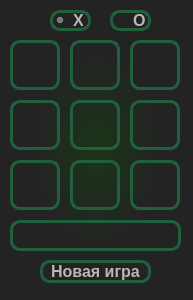
Qt form TicTacToe_dark.ui (Kimiroshi/Cupol) before a commit.
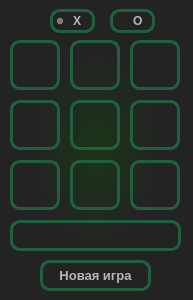
The same form after that commit.

What changed in the file:
```diff
--- a/TicTacToe_dark.ui
+++ b/TicTacToe_dark.ui
@@ -20,14 +20,14 @@
    <property name="geometry">
     <rect>
      <x>50</x>
-     <y>10</y>
-     <width>41</width>
-     <height>21</height>
+     <y>9</y>
+     <width>45</width>
+     <height>24</height>
     </rect>
    </property>
    <property name="font">
     <font>
-     <pointsize>12</pointsize>
+     <pointsize>9</pointsize>
      <weight>75</weight>
      <bold>true</bold>
     </font>
@@ -53,14 +53,14 @@
    <property name="geometry">
     <rect>
      <x>110</x>
-     <y>10</y>
-     <width>41</width>
-     <height>21</height>
+     <y>9</y>
+     <width>45</width>
+     <height>24</height>
     </rect>
    </property>
    <property name="font">
     <font>
-     <pointsize>12</pointsize>
+     <pointsize>9</pointsize>
      <weight>75</weight>
      <bold>true</bold>
     </font>
@@ -389,12 +389,12 @@
      <x>40</x>
      <y>260</y>
      <width>111</width>
-     <height>23</height>
+     <height>31</height>
     </rect>
    </property>
    <property name="font">
     <font>
-     <pointsize>12</pointsize>
+     <pointsize>10</pointsize>
      <weight>75</weight>
      <bold>true</bold>
     </font>
```
